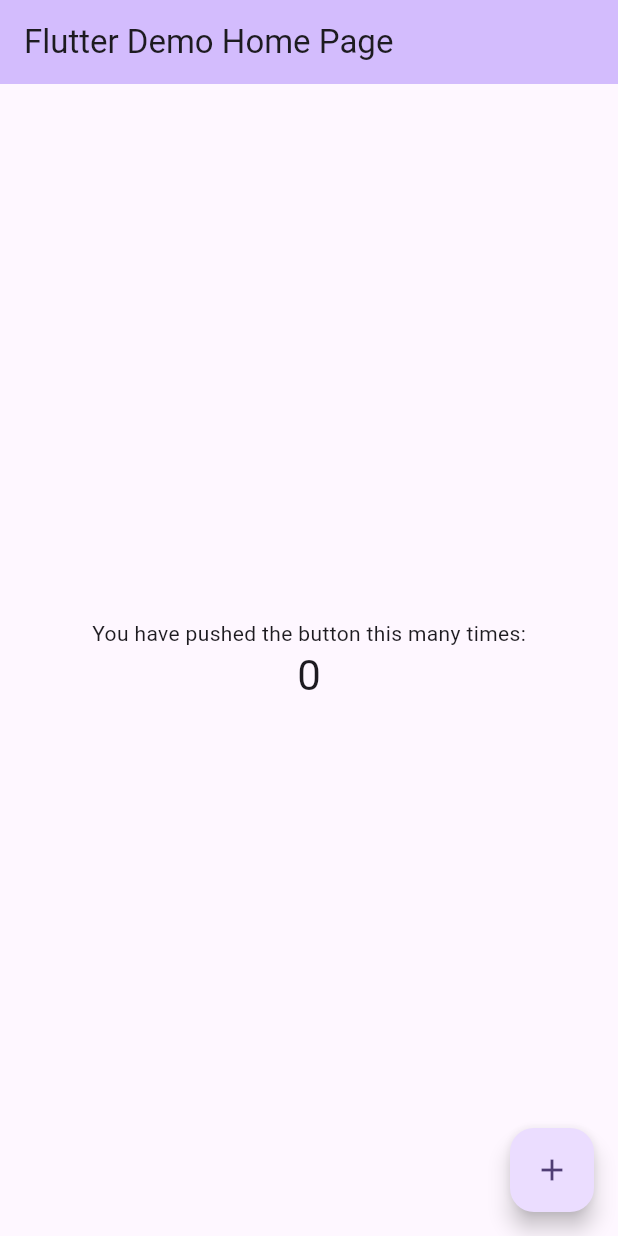
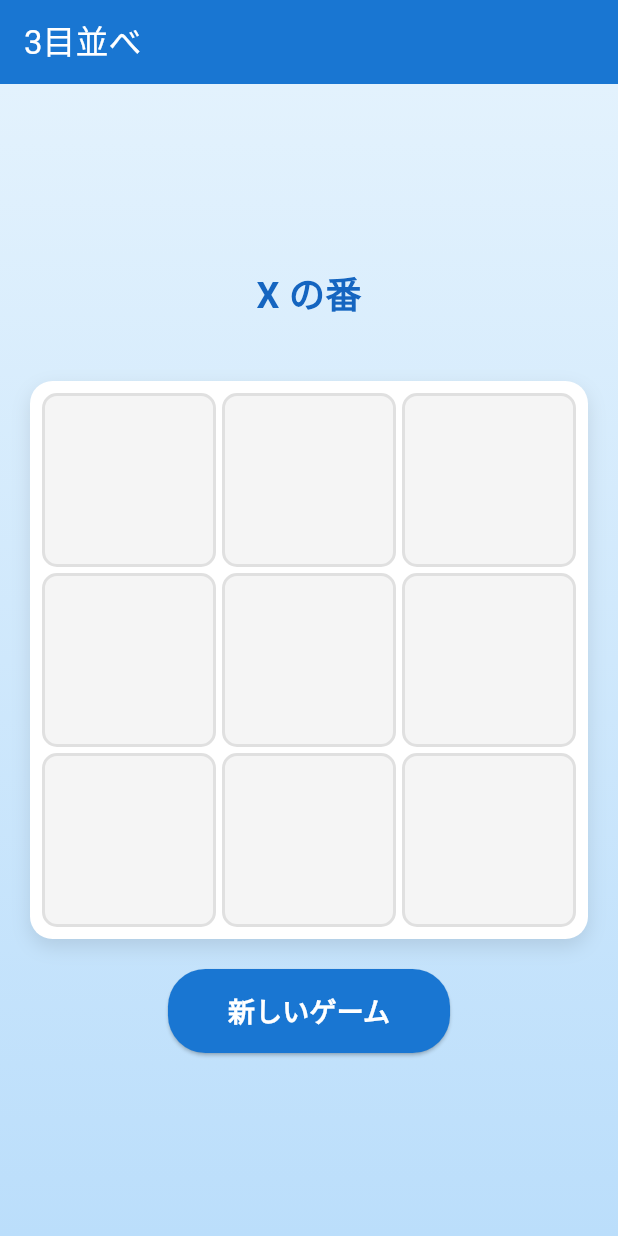
Before and after one commit to marzg510/tic_tac_toe, a Flutter app: the screen it shows after launch, on a phone screen of 412 x 824 dp. Run offline on Flutter 3.47's test engine with Material 3 defaults, Android fonts, the phone set to English and light mode, and no system bars.

Commit message:
いったんClaudeの言うとおりに実装

```diff
--- a/tic_tac_toe_app/lib/main.dart
+++ b/tic_tac_toe_app/lib/main.dart
@@ -1,122 +1,209 @@
 import 'package:flutter/material.dart';
 
 void main() {
-  runApp(const MyApp());
+  runApp(const TicTacToeApp());
 }
 
-class MyApp extends StatelessWidget {
-  const MyApp({super.key});
+class TicTacToeApp extends StatelessWidget {
+  const TicTacToeApp({super.key});
 
-  // This widget is the root of your application.
   @override
   Widget build(BuildContext context) {
     return MaterialApp(
-      title: 'Flutter Demo',
+      title: '3目並べ',
       theme: ThemeData(
-        // This is the theme of your application.
-        //
-        // TRY THIS: Try running your application with "flutter run". You'll see
-        // the application has a purple toolbar. Then, without quitting the app,
-        // try changing the seedColor in the colorScheme below to Colors.green
-        // and then invoke "hot reload" (save your changes or press the "hot
-        // reload" button in a Flutter-supported IDE, or press "r" if you used
-        // the command line to start the app).
-        //
-        // Notice that the counter didn't reset back to zero; the application
-        // state is not lost during the reload. To reset the state, use hot
-        // restart instead.
-        //
-        // This works for code too, not just values: Most code changes can be
-        // tested with just a hot reload.
-        colorScheme: ColorScheme.fromSeed(seedColor: Colors.deepPurple),
+        primarySwatch: Colors.blue,
+        visualDensity: VisualDensity.adaptivePlatformDensity,
       ),
-      home: const MyHomePage(title: 'Flutter Demo Home Page'),
+      home: const TicTacToeGame(),
     );
   }
 }
 
-class MyHomePage extends StatefulWidget {
-  const MyHomePage({super.key, required this.title});
-
-  // This widget is the home page of your application. It is stateful, meaning
-  // that it has a State object (defined below) that contains fields that affect
-  // how it looks.
-
-  // This class is the configuration for the state. It holds the values (in this
-  // case the title) provided by the parent (in this case the App widget) and
-  // used by the build method of the State. Fields in a Widget subclass are
-  // always marked "final".
-
-  final String title;
+class TicTacToeGame extends StatefulWidget {
+  const TicTacToeGame({super.key});
 
   @override
-  State<MyHomePage> createState() => _MyHomePageState();
+  State<TicTacToeGame> createState() => _TicTacToeGameState();
 }
 
-class _MyHomePageState extends State<MyHomePage> {
-  int _counter = 0;
+class _TicTacToeGameState extends State<TicTacToeGame> {
+  List<String> board = List.filled(9, '');
+  bool isXTurn = true;
+  String winner = '';
+  bool gameOver = false;
 
-  void _incrementCounter() {
+  void _makeMove(int index) {
+    if (board[index] != '' || gameOver) return;
+
     setState(() {
-      // This call to setState tells the Flutter framework that something has
-      // changed in this State, which causes it to rerun the build method below
-      // so that the display can reflect the updated values. If we changed
-      // _counter without calling setState(), then the build method would not be
-      // called again, and so nothing would appear to happen.
-      _counter++;
+      board[index] = isXTurn ? 'X' : 'O';
+      isXTurn = !isXTurn;
+      winner = _checkWinner();
+      if (winner != '') {
+        gameOver = true;
+      } else if (!board.contains('')) {
+        winner = '引き分け';
+        gameOver = true;
+      }
+    });
+  }
+
+  String _checkWinner() {
+    // 勝利パターンのチェック
+    List<List<int>> winPatterns = [
+      [0, 1, 2], [3, 4, 5], [6, 7, 8], // 横
+      [0, 3, 6], [1, 4, 7], [2, 5, 8], // 縦
+      [0, 4, 8], [2, 4, 6], // 斜め
+    ];
+
+    for (var pattern in winPatterns) {
+      if (board[pattern[0]] != '' &&
+          board[pattern[0]] == board[pattern[1]] &&
+          board[pattern[1]] == board[pattern[2]]) {
+        return board[pattern[0]];
+      }
+    }
+    return '';
+  }
+
+  void _resetGame() {
+    setState(() {
+      board = List.filled(9, '');
+      isXTurn = true;
+      winner = '';
+      gameOver = false;
     });
   }
 
   @override
   Widget build(BuildContext context) {
-    // This method is rerun every time setState is called, for instance as done
-    // by the _incrementCounter method above.
-    //
-    // The Flutter framework has been optimized to make rerunning build methods
-    // fast, so that you can just rebuild anything that needs updating rather
-    // than having to individually change instances of widgets.
     return Scaffold(
       appBar: AppBar(
-        // TRY THIS: Try changing the color here to a specific color (to
-        // Colors.amber, perhaps?) and trigger a hot reload to see the AppBar
-        // change color while the other colors stay the same.
-        backgroundColor: Theme.of(context).colorScheme.inversePrimary,
-        // Here we take the value from the MyHomePage object that was created by
-        // the App.build method, and use it to set our appbar title.
-        title: Text(widget.title),
+        title: const Text('3目並べ'),
+        backgroundColor: Colors.blue.shade700,
+        foregroundColor: Colors.white,
       ),
-      body: Center(
-        // Center is a layout widget. It takes a single child and positions it
-        // in the middle of the parent.
+      body: Container(
+        decoration: BoxDecoration(
+          gradient: LinearGradient(
+            begin: Alignment.topCenter,
+            end: Alignment.bottomCenter,
+            colors: [Colors.blue.shade50, Colors.blue.shade100],
+          ),
+        ),
         child: Column(
-          // Column is also a layout widget. It takes a list of children and
-          // arranges them vertically. By default, it sizes itself to fit its
-          // children horizontally, and tries to be as tall as its parent.
-          //
-          // Column has various properties to control how it sizes itself and
-          // how it positions its children. Here we use mainAxisAlignment to
-          // center the children vertically; the main axis here is the vertical
-          // axis because Columns are vertical (the cross axis would be
-          // horizontal).
-          //
-          // TRY THIS: Invoke "debug painting" (choose the "Toggle Debug Paint"
-          // action in the IDE, or press "p" in the console), to see the
-          // wireframe for each widget.
           mainAxisAlignment: MainAxisAlignment.center,
-          children: <Widget>[
-            const Text('You have pushed the button this many times:'),
-            Text(
-              '$_counter',
-              style: Theme.of(context).textTheme.headlineMedium,
+          children: [
+            // ゲーム状態の表示
+            Container(
+              padding: const EdgeInsets.all(20),
+              child: Column(
+                children: [
+                  Text(
+                    gameOver
+                        ? (winner == '引き分け' ? '引き分け!' : '$winner の勝ち!')
+                        : '${isXTurn ? 'X' : 'O'} の番',
+                    style: TextStyle(
+                      fontSize: 24,
+                      fontWeight: FontWeight.bold,
+                      color: gameOver
+                          ? Colors.red.shade600
+                          : Colors.blue.shade800,
+                    ),
+                  ),
+                  const SizedBox(height: 20),
+                ],
+              ),
+            ),
+
+            // ゲームボード
+            Container(
+              margin: const EdgeInsets.symmetric(horizontal: 20),
+              child: AspectRatio(
+                aspectRatio: 1.0,
+                child: Container(
+                  decoration: BoxDecoration(
+                    color: Colors.white,
+                    borderRadius: BorderRadius.circular(15),
+                    boxShadow: [
+                      BoxShadow(
+                        color: Colors.black.withOpacity(0.1),
+                        blurRadius: 10,
+                        offset: const Offset(0, 5),
+                      ),
+                    ],
+                  ),
+                  child: GridView.builder(
+                    padding: const EdgeInsets.all(8),
+                    gridDelegate:
+                        const SliverGridDelegateWithFixedCrossAxisCount(
+                          crossAxisCount: 3,
+                          crossAxisSpacing: 4,
+                          mainAxisSpacing: 4,
+                        ),
+                    itemCount: 9,
+                    itemBuilder: (context, index) {
+                      return GestureDetector(
+                        onTap: () => _makeMove(index),
+                        child: Container(
+                          decoration: BoxDecoration(
+                            color: board[index] != ''
+                                ? (board[index] == 'X'
+                                      ? Colors.blue.shade50
+                                      : Colors.red.shade50)
+                                : Colors.grey.shade100,
+                            borderRadius: BorderRadius.circular(10),
+                            border: Border.all(
+                              color: Colors.grey.shade300,
+                              width: 2,
+                            ),
+                          ),
+                          child: Center(
+                            child: Text(
+                              board[index],
+                              style: TextStyle(
+                                fontSize: 48,
+                                fontWeight: FontWeight.bold,
+                                color: board[index] == 'X'
+                                    ? Colors.blue.shade700
+                                    : Colors.red.shade700,
+                              ),
+                            ),
+                          ),
+                        ),
+                      );
+                    },
+                  ),
+                ),
+              ),
+            ),
+
+            // リセットボタン
+            Container(
+              padding: const EdgeInsets.all(20),
+              child: ElevatedButton(
+                onPressed: _resetGame,
+                style: ElevatedButton.styleFrom(
+                  backgroundColor: Colors.blue.shade700,
+                  foregroundColor: Colors.white,
+                  padding: const EdgeInsets.symmetric(
+                    horizontal: 40,
+                    vertical: 15,
+                  ),
+                  shape: RoundedRectangleBorder(
+                    borderRadius: BorderRadius.circular(25),
+                  ),
+                ),
+                child: const Text(
+                  '新しいゲーム',
+                  style: TextStyle(fontSize: 18, fontWeight: FontWeight.bold),
+                ),
+              ),
             ),
           ],
         ),
       ),
-      floatingActionButton: FloatingActionButton(
-        onPressed: _incrementCounter,
-        tooltip: 'Increment',
-        child: const Icon(Icons.add),
-      ), // This trailing comma makes auto-formatting nicer for build methods.
     );
   }
 }
```
